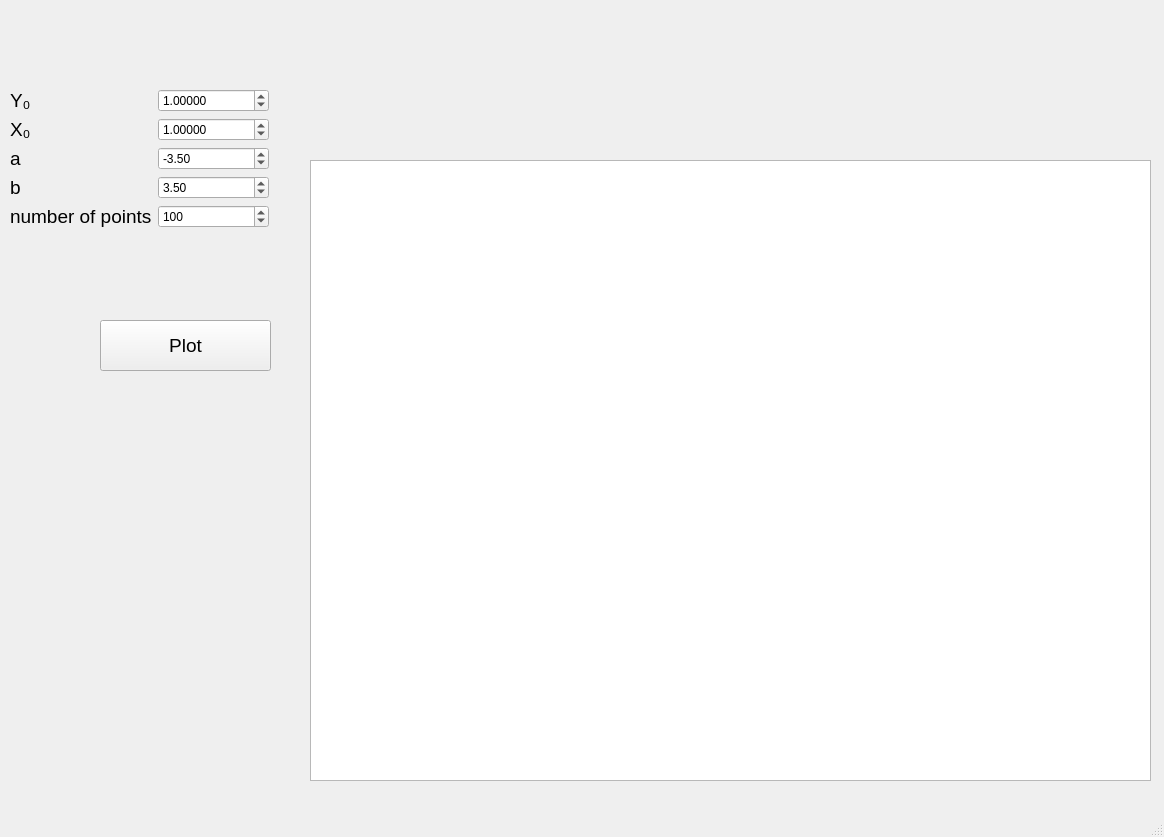
First picture: the form in main_window.ui, repository nikitosing/de_solver, before the edit.
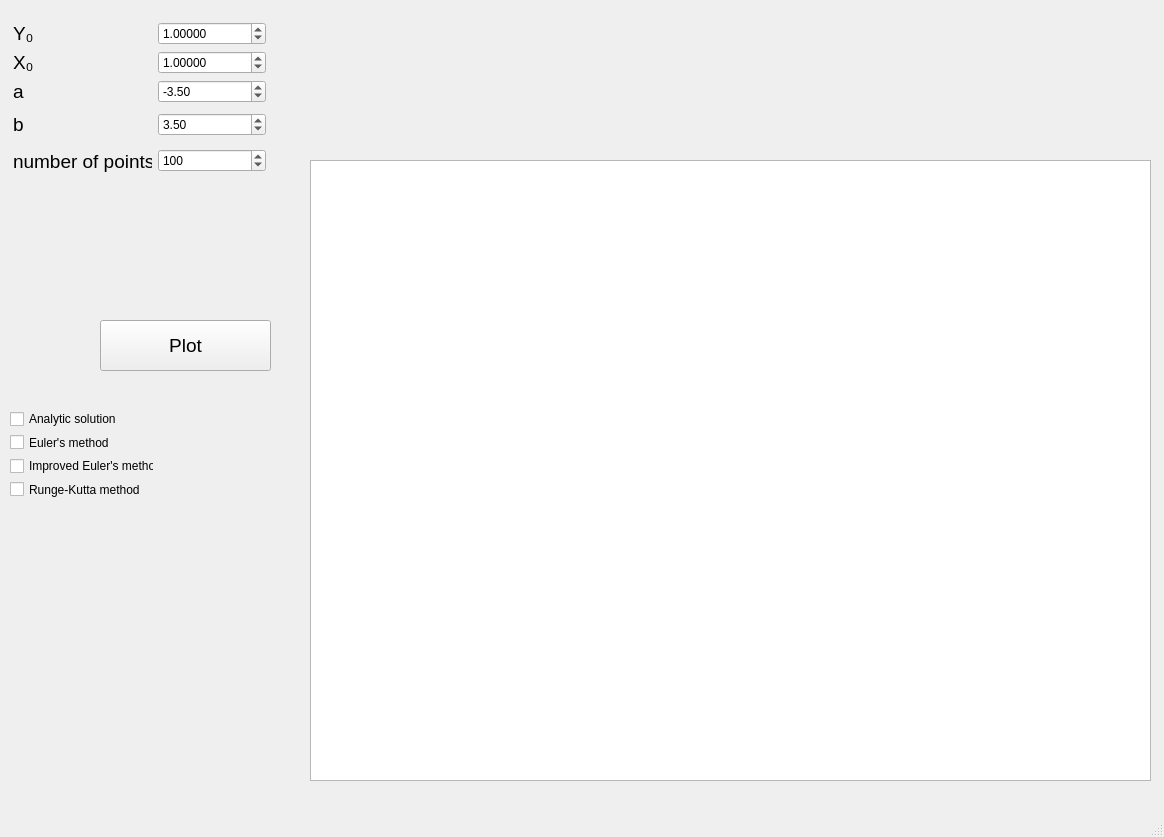
Second picture: the form after the edit. Custom widgets are drawn as their Qt base class.

Commit message: add checkboxed design

The edit to the form file:
```diff
--- a/main_window.ui
+++ b/main_window.ui
@@ -46,16 +46,52 @@
     <property name="geometry">
      <rect>
       <x>10</x>
-      <y>20</y>
-      <width>259</width>
-      <height>277</height>
+      <y>410</y>
+      <width>144</width>
+      <height>88</height>
      </rect>
     </property>
-    <layout class="QGridLayout" name="gridLayout_4">
-     <item row="0" column="0">
-      <layout class="QGridLayout" name="gridLayout_3">
+    <layout class="QGridLayout" name="gridLayout_5">
        <item row="1" column="0">
-        <layout class="QGridLayout" name="gridLayout_2">
+      <widget class="QCheckBox" name="euler_check_box">
+       <property name="text">
+        <string>Euler's method</string>
+       </property>
+      </widget>
+     </item>
+     <item row="2" column="0">
+      <widget class="QCheckBox" name="improved_euler_check_box">
+       <property name="text">
+        <string>Improved Euler's method</string>
+       </property>
+      </widget>
+     </item>
+     <item row="3" column="0">
+      <widget class="QCheckBox" name="runge_kutta_check_box">
+       <property name="text">
+        <string>Runge-Kutta method</string>
+       </property>
+      </widget>
+     </item>
+     <item row="0" column="0">
+      <widget class="QCheckBox" name="analytic_check_box">
+       <property name="text">
+        <string>Analytic solution</string>
+       </property>
+      </widget>
+     </item>
+    </layout>
+   </widget>
+   <widget class="QWidget" name="">
+    <property name="geometry">
+     <rect>
+      <x>13</x>
+      <y>22</y>
+      <width>253</width>
+      <height>154</height>
+     </rect>
+    </property>
+    <layout class="QGridLayout" name="gridLayout">
          <item row="0" column="0">
           <widget class="QLabel" name="label_2">
            <property name="font">
@@ -68,61 +104,7 @@
            </property>
           </widget>
          </item>
-         <item row="3" column="0">
-          <widget class="QLabel" name="label_4">
-           <property name="font">
-            <font>
-             <pointsize>14</pointsize>
-            </font>
-           </property>
-           <property name="text">
-            <string>b</string>
-           </property>
-          </widget>
-         </item>
-         <item row="2" column="0">
-          <widget class="QLabel" name="label_3">
-           <property name="font">
-            <font>
-             <pointsize>14</pointsize>
-            </font>
-           </property>
-           <property name="text">
-            <string>a</string>
-           </property>
-          </widget>
-         </item>
-         <item row="4" column="0">
-          <widget class="QLabel" name="label_5">
-           <property name="font">
-            <font>
-             <pointsize>14</pointsize>
-            </font>
-           </property>
-           <property name="text">
-            <string>number of points</string>
-           </property>
-          </widget>
-         </item>
-         <item row="1" column="0">
-          <widget class="QLabel" name="label">
-           <property name="font">
-            <font>
-             <pointsize>14</pointsize>
-            </font>
-           </property>
-           <property name="text">
-            <string>X₀</string>
-           </property>
-          </widget>
-         </item>
-        </layout>
-       </item>
-      </layout>
-     </item>
      <item row="0" column="1">
-      <layout class="QGridLayout" name="gridLayout">
-       <item row="0" column="0">
         <widget class="QDoubleSpinBox" name="y0_input">
          <property name="decimals">
           <number>5</number>
@@ -139,6 +121,18 @@
         </widget>
        </item>
        <item row="1" column="0">
+      <widget class="QLabel" name="label">
+       <property name="font">
+        <font>
+         <pointsize>14</pointsize>
+        </font>
+       </property>
+       <property name="text">
+        <string>X₀</string>
+       </property>
+      </widget>
+     </item>
+     <item row="1" column="1">
         <widget class="QDoubleSpinBox" name="x0_input">
          <property name="decimals">
           <number>5</number>
@@ -157,7 +151,7 @@
          </property>
         </widget>
        </item>
-       <item row="2" column="0">
+     <item row="2" column="1">
         <widget class="QDoubleSpinBox" name="a_input">
          <property name="minimum">
           <double>-1000.000000000000000</double>
@@ -173,7 +167,7 @@
          </property>
         </widget>
        </item>
-       <item row="3" column="0">
+     <item row="3" column="1" rowspan="2">
         <widget class="QDoubleSpinBox" name="b_input">
          <property name="minimum">
           <double>-999.000000000000000</double>
@@ -189,7 +183,7 @@
          </property>
         </widget>
        </item>
-       <item row="4" column="0">
+     <item row="5" column="1" rowspan="2">
         <widget class="QSpinBox" name="pts_number_input">
          <property name="maximum">
           <number>100000</number>
@@ -199,7 +193,41 @@
          </property>
         </widget>
        </item>
-      </layout>
+     <item row="2" column="0">
+      <widget class="QLabel" name="label_3">
+       <property name="font">
+        <font>
+         <pointsize>14</pointsize>
+        </font>
+       </property>
+       <property name="text">
+        <string>a</string>
+       </property>
+      </widget>
+     </item>
+     <item row="5" column="0" rowspan="2">
+      <widget class="QLabel" name="label_5">
+       <property name="font">
+        <font>
+         <pointsize>14</pointsize>
+        </font>
+       </property>
+       <property name="text">
+        <string>number of points</string>
+       </property>
+      </widget>
+     </item>
+     <item row="3" column="0" rowspan="2">
+      <widget class="QLabel" name="label_4">
+       <property name="font">
+        <font>
+         <pointsize>14</pointsize>
+        </font>
+       </property>
+       <property name="text">
+        <string>b</string>
+       </property>
+      </widget>
      </item>
     </layout>
    </widget>
```
Lines whose indentation alone changed are shown as unchanged. The commit also changes 1 other file.
